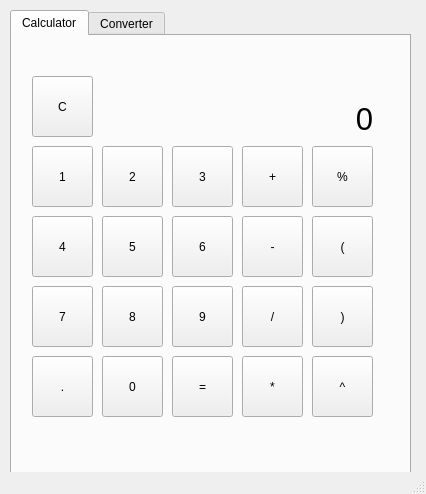
Qt form SuperCalculatorConverter/SuperCalculatorConverter/qtcalculatorconverter.ui (Banananaman91/Shunting-Calculator) before a commit.
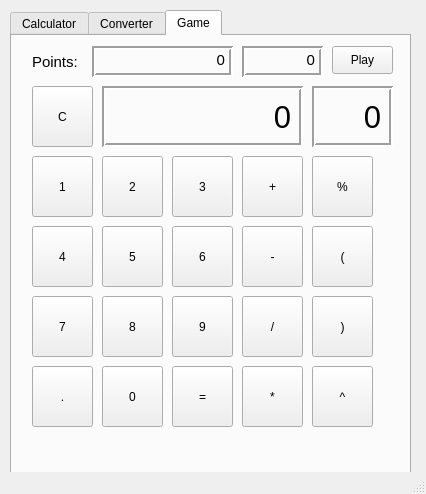
The same form after that commit.

Commit message: Created calculator game

The edit to the form file:
```diff
--- a/SuperCalculatorConverter/SuperCalculatorConverter/qtcalculatorconverter.ui
+++ b/SuperCalculatorConverter/SuperCalculatorConverter/qtcalculatorconverter.ui
@@ -24,7 +24,7 @@
      </rect>
     </property>
     <property name="currentIndex">
-     <number>0</number>
+     <number>2</number>
     </property>
     <widget class="QWidget" name="tab">
      <attribute name="title">
@@ -229,6 +229,15 @@
         <pointsize>23</pointsize>
        </font>
       </property>
+      <property name="frameShape">
+       <enum>QFrame::Box</enum>
+      </property>
+      <property name="frameShadow">
+       <enum>QFrame::Sunken</enum>
+      </property>
+      <property name="lineWidth">
+       <number>2</number>
+      </property>
       <property name="text">
        <string>0</string>
       </property>
@@ -1001,6 +1010,465 @@
       </widget>
      </widget>
     </widget>
+    <widget class="QWidget" name="Game">
+     <attribute name="title">
+      <string>Game</string>
+     </attribute>
+     <widget class="QPushButton" name="gameNine">
+      <property name="geometry">
+       <rect>
+        <x>160</x>
+        <y>260</y>
+        <width>61</width>
+        <height>61</height>
+       </rect>
+      </property>
+      <property name="text">
+       <string>9</string>
+      </property>
+     </widget>
+     <widget class="QPushButton" name="gameZero">
+      <property name="geometry">
+       <rect>
+        <x>90</x>
+        <y>330</y>
+        <width>61</width>
+        <height>61</height>
+       </rect>
+      </property>
+      <property name="text">
+       <string>0</string>
+      </property>
+     </widget>
+     <widget class="QPushButton" name="gamePower">
+      <property name="geometry">
+       <rect>
+        <x>300</x>
+        <y>330</y>
+        <width>61</width>
+        <height>61</height>
+       </rect>
+      </property>
+      <property name="text">
+       <string>^</string>
+      </property>
+     </widget>
+     <widget class="QPushButton" name="gameClear">
+      <property name="geometry">
+       <rect>
+        <x>20</x>
+        <y>50</y>
+        <width>61</width>
+        <height>61</height>
+       </rect>
+      </property>
+      <property name="text">
+       <string>C</string>
+      </property>
+     </widget>
+     <widget class="QPushButton" name="gameDecimal">
+      <property name="geometry">
+       <rect>
+        <x>20</x>
+        <y>330</y>
+        <width>61</width>
+        <height>61</height>
+       </rect>
+      </property>
+      <property name="text">
+       <string>.</string>
+      </property>
+     </widget>
+     <widget class="QPushButton" name="gameTwo">
+      <property name="geometry">
+       <rect>
+        <x>90</x>
+        <y>120</y>
+        <width>61</width>
+        <height>61</height>
+       </rect>
+      </property>
+      <property name="text">
+       <string>2</string>
+      </property>
+      <property name="autoDefault">
+       <bool>false</bool>
+      </property>
+     </widget>
+     <widget class="QPushButton" name="gameDivide">
+      <property name="geometry">
+       <rect>
+        <x>230</x>
+        <y>260</y>
+        <width>61</width>
+        <height>61</height>
+       </rect>
+      </property>
+      <property name="text">
+       <string>/</string>
+      </property>
+     </widget>
+     <widget class="QPushButton" name="gameAddition">
+      <property name="geometry">
+       <rect>
+        <x>230</x>
+        <y>120</y>
+        <width>61</width>
+        <height>61</height>
+       </rect>
+      </property>
+      <property name="text">
+       <string>+</string>
+      </property>
+     </widget>
+     <widget class="QPushButton" name="gameEight">
+      <property name="geometry">
+       <rect>
+        <x>90</x>
+        <y>260</y>
+        <width>61</width>
+        <height>61</height>
+       </rect>
+      </property>
+      <property name="text">
+       <string>8</string>
+      </property>
+     </widget>
+     <widget class="QLabel" name="gameDisplayLabel">
+      <property name="geometry">
+       <rect>
+        <x>90</x>
+        <y>50</y>
+        <width>201</width>
+        <height>61</height>
+       </rect>
+      </property>
+      <property name="font">
+       <font>
+        <pointsize>23</pointsize>
+       </font>
+      </property>
+      <property name="frameShape">
+       <enum>QFrame::Box</enum>
+      </property>
+      <property name="frameShadow">
+       <enum>QFrame::Sunken</enum>
+      </property>
+      <property name="lineWidth">
+       <number>2</number>
+      </property>
+      <property name="text">
+       <string>0</string>
+      </property>
+      <property name="scaledContents">
+       <bool>true</bool>
+      </property>
+      <property name="alignment">
+       <set>Qt::AlignBottom|Qt::AlignRight|Qt::AlignTrailing</set>
+      </property>
+     </widget>
+     <widget class="QPushButton" name="gameSeven">
+      <property name="geometry">
+       <rect>
+        <x>20</x>
+        <y>260</y>
+        <width>61</width>
+        <height>61</height>
+       </rect>
+      </property>
+      <property name="text">
+       <string>7</string>
+      </property>
+     </widget>
+     <widget class="QPushButton" name="gameLeftParentheses">
+      <property name="geometry">
+       <rect>
+        <x>300</x>
+        <y>190</y>
+        <width>61</width>
+        <height>61</height>
+       </rect>
+      </property>
+      <property name="text">
+       <string>(</string>
+      </property>
+     </widget>
+     <widget class="QPushButton" name="gameEquals">
+      <property name="geometry">
+       <rect>
+        <x>160</x>
+        <y>330</y>
+        <width>61</width>
+        <height>61</height>
+       </rect>
+      </property>
+      <property name="text">
+       <string>=</string>
+      </property>
+     </widget>
+     <widget class="QPushButton" name="gameMultiply">
+      <property name="geometry">
+       <rect>
+        <x>230</x>
+        <y>330</y>
+        <width>61</width>
+        <height>61</height>
+       </rect>
+      </property>
+      <property name="text">
+       <string>*</string>
+      </property>
+     </widget>
+     <widget class="QPushButton" name="gameOne">
+      <property name="geometry">
+       <rect>
+        <x>20</x>
+        <y>120</y>
+        <width>61</width>
+        <height>61</height>
+       </rect>
+      </property>
+      <property name="text">
+       <string>1</string>
+      </property>
+     </widget>
+     <widget class="QPushButton" name="gameModulus">
+      <property name="geometry">
+       <rect>
+        <x>300</x>
+        <y>120</y>
+        <width>61</width>
+        <height>61</height>
+       </rect>
+      </property>
+      <property name="text">
+       <string>%</string>
+      </property>
+     </widget>
+     <widget class="QPushButton" name="gameRightParentheses">
+      <property name="geometry">
+       <rect>
+        <x>300</x>
+        <y>260</y>
+        <width>61</width>
+        <height>61</height>
+       </rect>
+      </property>
+      <property name="text">
+       <string>)</string>
+      </property>
+     </widget>
+     <widget class="QPushButton" name="gameFive">
+      <property name="geometry">
+       <rect>
+        <x>90</x>
+        <y>190</y>
+        <width>61</width>
+        <height>61</height>
+       </rect>
+      </property>
+      <property name="text">
+       <string>5</string>
+      </property>
+     </widget>
+     <widget class="QPushButton" name="gameSix">
+      <property name="geometry">
+       <rect>
+        <x>160</x>
+        <y>190</y>
+        <width>61</width>
+        <height>61</height>
+       </rect>
+      </property>
+      <property name="text">
+       <string>6</string>
+      </property>
+     </widget>
+     <widget class="QPushButton" name="gameFour">
+      <property name="geometry">
+       <rect>
+        <x>20</x>
+        <y>190</y>
+        <width>61</width>
+        <height>61</height>
+       </rect>
+      </property>
+      <property name="text">
+       <string>4</string>
+      </property>
+     </widget>
+     <widget class="QPushButton" name="gameMinus">
+      <property name="geometry">
+       <rect>
+        <x>230</x>
+        <y>190</y>
+        <width>61</width>
+        <height>61</height>
+       </rect>
+      </property>
+      <property name="text">
+       <string>-</string>
+      </property>
+     </widget>
+     <widget class="QPushButton" name="gameThree">
+      <property name="geometry">
+       <rect>
+        <x>160</x>
+        <y>120</y>
+        <width>61</width>
+        <height>61</height>
+       </rect>
+      </property>
+      <property name="text">
+       <string>3</string>
+      </property>
+     </widget>
+     <widget class="QLabel" name="gamePointsDisplay">
+      <property name="geometry">
+       <rect>
+        <x>80</x>
+        <y>10</y>
+        <width>141</width>
+        <height>31</height>
+       </rect>
+      </property>
+      <property name="font">
+       <font>
+        <pointsize>11</pointsize>
+       </font>
+      </property>
+      <property name="frameShape">
+       <enum>QFrame::Box</enum>
+      </property>
+      <property name="frameShadow">
+       <enum>QFrame::Sunken</enum>
+      </property>
+      <property name="lineWidth">
+       <number>2</number>
+      </property>
+      <property name="text">
+       <string>0</string>
+      </property>
+      <property name="scaledContents">
+       <bool>true</bool>
+      </property>
+      <property name="alignment">
+       <set>Qt::AlignBottom|Qt::AlignRight|Qt::AlignTrailing</set>
+      </property>
+     </widget>
+     <widget class="QLabel" name="gameDisplayLabel_3">
+      <property name="geometry">
+       <rect>
+        <x>20</x>
+        <y>10</y>
+        <width>61</width>
+        <height>31</height>
+       </rect>
+      </property>
+      <property name="font">
+       <font>
+        <pointsize>11</pointsize>
+       </font>
+      </property>
+      <property name="frameShape">
+       <enum>QFrame::NoFrame</enum>
+      </property>
+      <property name="frameShadow">
+       <enum>QFrame::Sunken</enum>
+      </property>
+      <property name="lineWidth">
+       <number>2</number>
+      </property>
+      <property name="text">
+       <string>Points:</string>
+      </property>
+      <property name="scaledContents">
+       <bool>true</bool>
+      </property>
+      <property name="alignment">
+       <set>Qt::AlignLeading|Qt::AlignLeft|Qt::AlignVCenter</set>
+      </property>
+     </widget>
+     <widget class="QLabel" name="gameWinLoseDisplay">
+      <property name="geometry">
+       <rect>
+        <x>230</x>
+        <y>10</y>
+        <width>81</width>
+        <height>31</height>
+       </rect>
+      </property>
+      <property name="font">
+       <font>
+        <pointsize>11</pointsize>
+       </font>
+      </property>
+      <property name="frameShape">
+       <enum>QFrame::Box</enum>
+      </property>
+      <property name="frameShadow">
+       <enum>QFrame::Sunken</enum>
+      </property>
+      <property name="lineWidth">
+       <number>2</number>
+      </property>
+      <property name="text">
+       <string>0</string>
+      </property>
+      <property name="scaledContents">
+       <bool>true</bool>
+      </property>
+      <property name="alignment">
+       <set>Qt::AlignBottom|Qt::AlignRight|Qt::AlignTrailing</set>
+      </property>
+     </widget>
+     <widget class="QPushButton" name="gameStart">
+      <property name="geometry">
+       <rect>
+        <x>320</x>
+        <y>10</y>
+        <width>61</width>
+        <height>28</height>
+       </rect>
+      </property>
+      <property name="text">
+       <string>Play</string>
+      </property>
+     </widget>
+     <widget class="QLabel" name="gameNumberResult">
+      <property name="geometry">
+       <rect>
+        <x>300</x>
+        <y>50</y>
+        <width>81</width>
+        <height>61</height>
+       </rect>
+      </property>
+      <property name="font">
+       <font>
+        <pointsize>23</pointsize>
+       </font>
+      </property>
+      <property name="frameShape">
+       <enum>QFrame::Box</enum>
+      </property>
+      <property name="frameShadow">
+       <enum>QFrame::Sunken</enum>
+      </property>
+      <property name="lineWidth">
+       <number>2</number>
+      </property>
+      <property name="text">
+       <string>0</string>
+      </property>
+      <property name="scaledContents">
+       <bool>true</bool>
+      </property>
+      <property name="alignment">
+       <set>Qt::AlignBottom|Qt::AlignRight|Qt::AlignTrailing</set>
+      </property>
+     </widget>
+    </widget>
    </widget>
   </widget>
   <widget class="QMenuBar" name="menubar">
```
Left out of the diff: 6 changed lines with no effect on the pictures. The commit also changes 6 other files.
